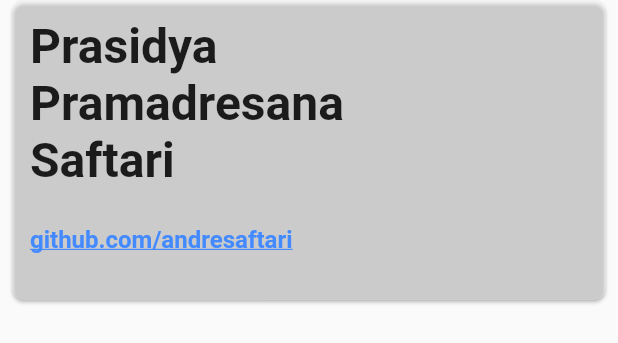
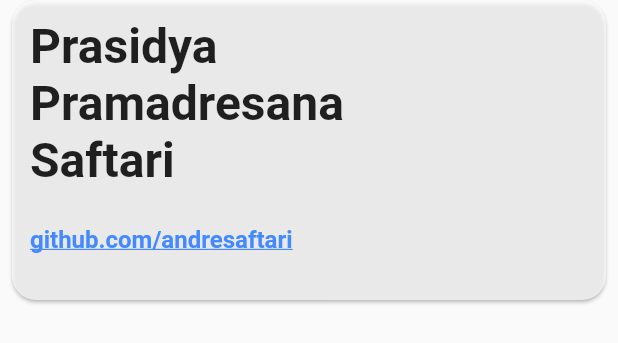
Before and after one commit to Mobile-Dev-Miniclub/andresaftari-FlutterAPI, a Flutter app: the ProfilePage widget shown alone on an empty page, opened directly, on a phone screen of 412 x 824 dp. Shown: the top 343 px of the screen. Run offline on Flutter 3.47's test engine with Material 2 defaults, Android fonts, the phone set to English and light mode, and no system bars; drawn by our look-alikes of flutter_linkify; network calls fail.

Commit message:
Add Profile

```diff
--- a/lib/pages/profile/profile_page.dart
+++ b/lib/pages/profile/profile_page.dart
@@ -9,9 +9,9 @@ class ProfilePage extends StatelessWidget {
   Widget build(BuildContext context) {
     return Card(
       margin: EdgeInsets.symmetric(horizontal: 8.0),
-      color: Colors.white30,
+      color: Colors.white70,
       shape: RoundedRectangleBorder(
-        borderRadius: BorderRadius.all(Radius.circular(8.0)),
+        borderRadius: BorderRadius.all(Radius.circular(16.0)),
       ),
       child: Container(
         width: MediaQuery.of(context).size.width,
```
